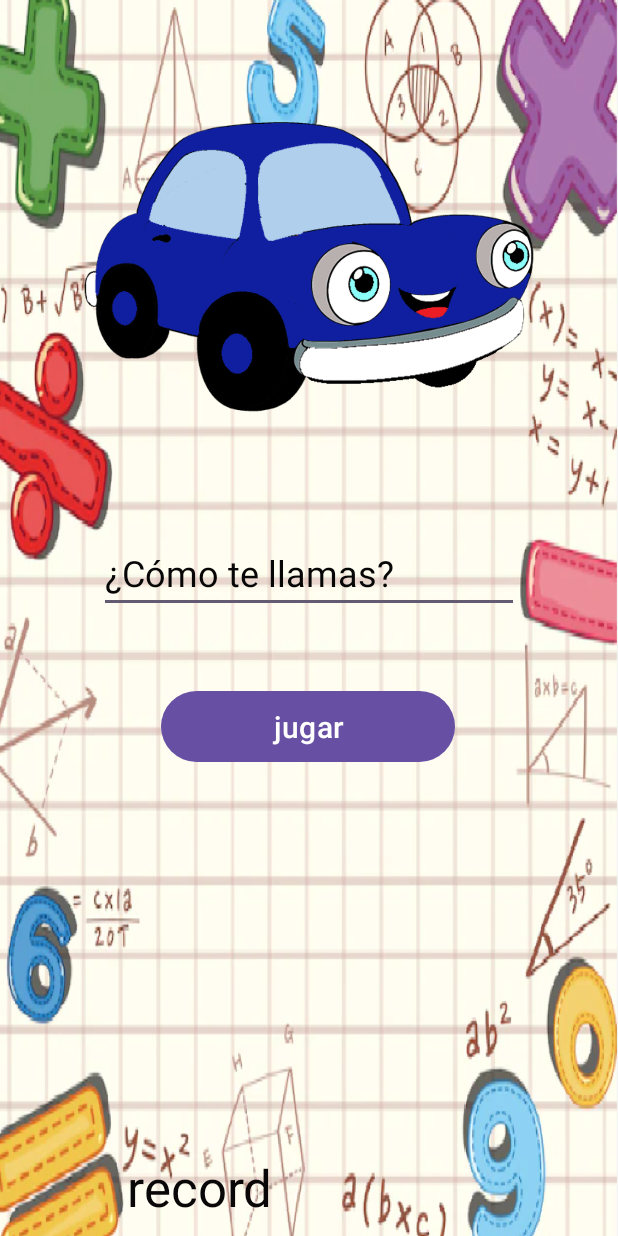
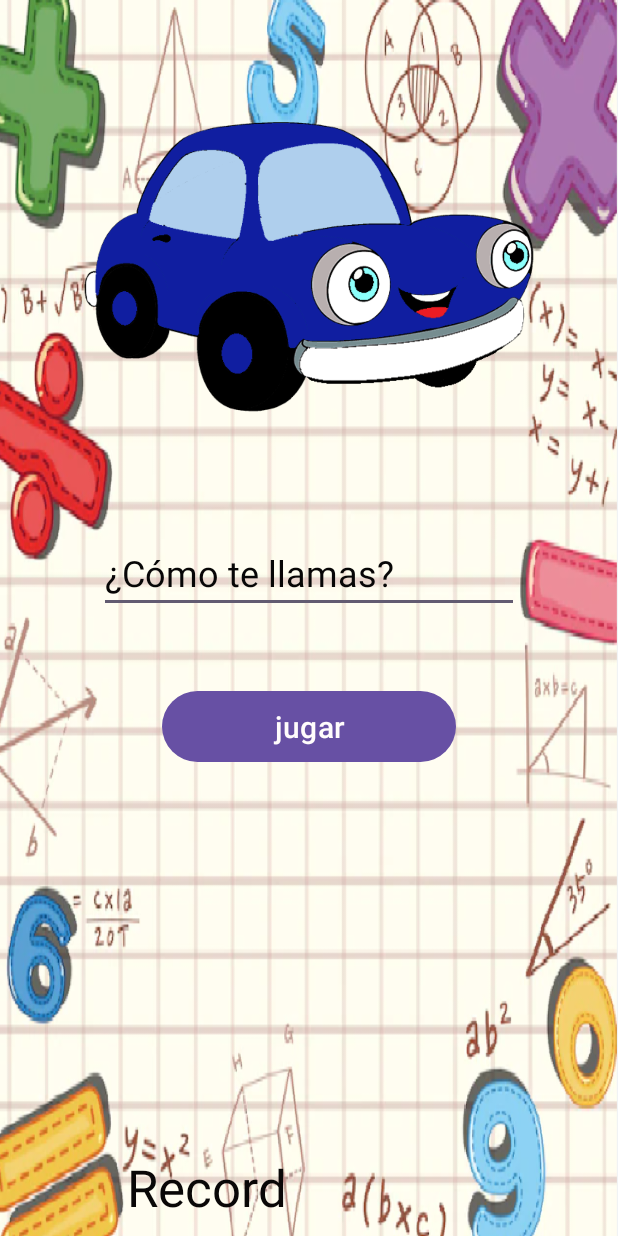
Before and after one commit to juanka2023/operaciones, an Android app: the layout activity_main.xml on its own in the app's theme, with its tools: preview values and no code run, on a phone screen of 412 x 824 dp. Run offline under Robolectric (Android 15) with nearby library versions, the phone set to English and light mode, and no system bars.

Commit message:
activity nivel1

```diff
--- a/app/src/main/res/layout/activity_main.xml
+++ b/app/src/main/res/layout/activity_main.xml
@@ -8,7 +8,7 @@
     tools:context=".MainActivity">
 
     <ImageView
-        android:id="@+id/imageView"
+        android:id="@+id/ivimagen"
         android:layout_width="360dp"
         android:layout_height="291dp"
         android:layout_marginStart="26dp"
@@ -21,13 +21,14 @@
         app:srcCompat="@drawable/coche" />
 
     <EditText
-        android:id="@+id/editTextText"
+        android:id="@+id/ett"
         android:layout_width="wrap_content"
         android:layout_height="wrap_content"
         android:layout_marginStart="101dp"
         android:layout_marginTop="32dp"
         android:layout_marginEnd="101dp"
         android:ems="10"
+        android:hint="@string/ett"
         android:inputType="text"
         android:text="¿Cómo te llamas?"
         android:textAllCaps="false"
@@ -36,28 +37,32 @@
         app:layout_constraintEnd_toEndOf="parent"
         app:layout_constraintHorizontal_bias="0.507"
         app:layout_constraintStart_toStartOf="parent"
-        app:layout_constraintTop_toBottomOf="@+id/imageView" />
+        app:layout_constraintTop_toBottomOf="@+id/ivimagen" />
 
     <Button
-        android:id="@+id/button"
+        android:id="@+id/btnjugar"
         android:layout_width="196dp"
         android:layout_height="55dp"
         android:layout_marginStart="107dp"
         android:layout_marginTop="48dp"
         android:layout_marginEnd="108dp"
-        android:text="jugar"
+        android:onClick="jugar"
+        android:text="@string/btnjugar"
+        android:textColor="#FFFCFC"
+        android:textColorHighlight="#FB0000"
+        android:textColorLink="#F60054"
         android:textSize="20sp"
         app:layout_constraintEnd_toEndOf="parent"
-        app:layout_constraintHorizontal_bias="0.0"
+        app:layout_constraintHorizontal_bias="1.0"
         app:layout_constraintStart_toStartOf="parent"
-        app:layout_constraintTop_toBottomOf="@+id/editTextText" />
+        app:layout_constraintTop_toBottomOf="@+id/ett" />
 
     <TextView
-        android:id="@+id/record"
+        android:id="@+id/tvrecord"
         android:layout_width="243dp"
         android:layout_height="55dp"
         android:layout_marginTop="100dp"
-        android:text="record"
+        android:contentDescription="@string/tv"
         android:textColor="#090707"
         android:textColorHighlight="#DBC8C8"
         android:textColorLink="#FFFFFF"
@@ -65,7 +70,8 @@
         app:layout_constraintBottom_toBottomOf="parent"
         app:layout_constraintEnd_toEndOf="parent"
         app:layout_constraintStart_toStartOf="parent"
-        app:layout_constraintTop_toBottomOf="@+id/button"
-        app:layout_constraintVertical_bias="1.0" />
+
+        app:layout_constraintVertical_bias="1.0"
+        tools:text="@string/tv" />
 
 </androidx.constraintlayout.widget.ConstraintLayout>
--- a/app/src/main/res/values/strings.xml
+++ b/app/src/main/res/values/strings.xml
@@ -1,3 +1,6 @@
 <resources>
     <string name="app_name">operaciones</string>
+    <string name="btnjugar">jugar</string>
+    <string name="ett">¿Cómo te llamas?</string>
+    <string name="tv">Record</string>
 </resources>
```
Also changed, not shown: app/src/main/AndroidManifest.xml (+6 -3 lines), app/src/main/java/com/example/operaciones/MainActivity.java (+7 -0 lines), app/src/main/java/com/example/operaciones/Mainnivel1.java (added, +14 -0 lines), app/src/main/res/layout/activity_main_activitynivel1.xml (added, +9 -0 lines), app/src/main/res/layout/activity_mainnivel1.xml (added, +9 -0 lines).
